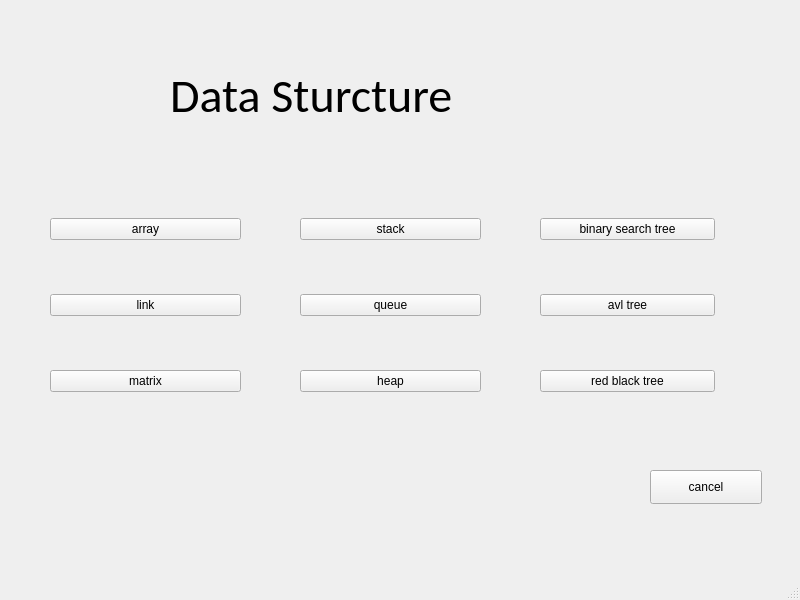
This is DSVis/WINDOW/model1_main.ui in Dreamerryao/CPlusPlus-Project as Qt 5 draws it before an edit. The edited form follows.
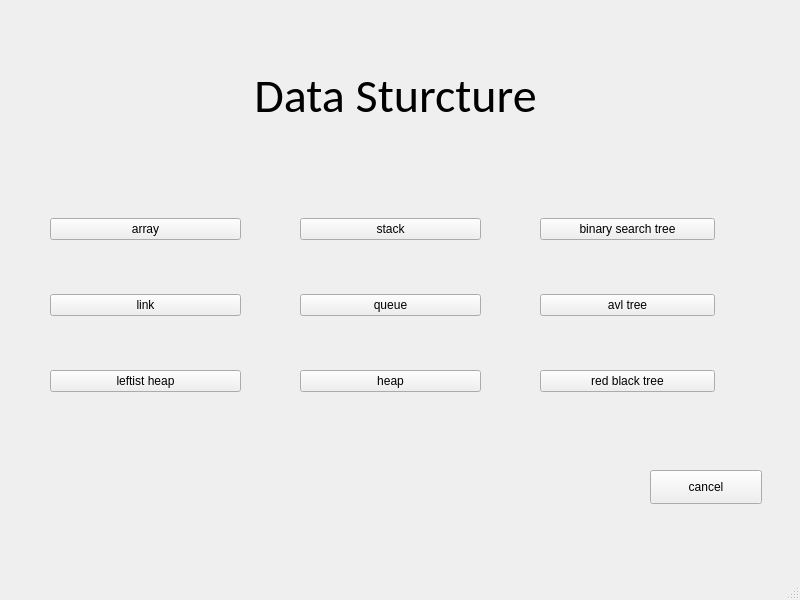
This is the edited form.

The edit to the form file:
```diff
--- a/DSVis/WINDOW/model1_main.ui
+++ b/DSVis/WINDOW/model1_main.ui
@@ -41,7 +41,7 @@
      <item row="3" column="0">
       <widget class="QPushButton" name="pushButton_3">
        <property name="text">
-        <string>matrix</string>
+        <string>leftist heap</string>
        </property>
       </widget>
      </item>
@@ -144,6 +144,9 @@
     <property name="text">
      <string>Data Sturcture</string>
     </property>
+    <property name="alignment">
+     <set>Qt::AlignCenter</set>
+    </property>
    </widget>
   </widget>
   <widget class="QMenuBar" name="menubar">
```
